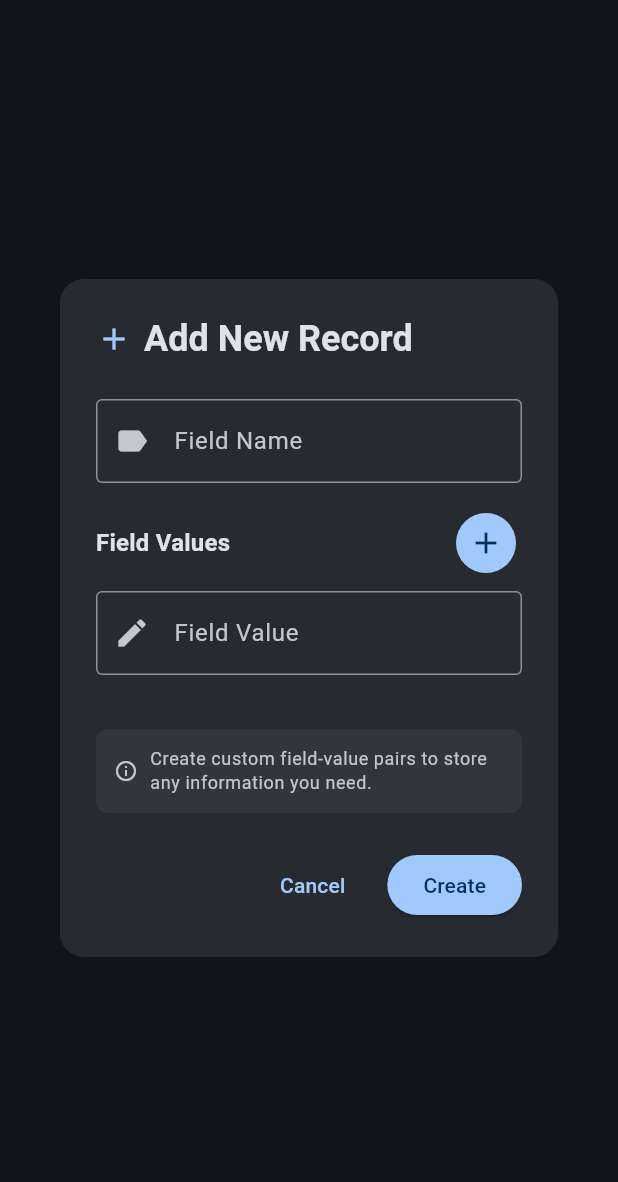
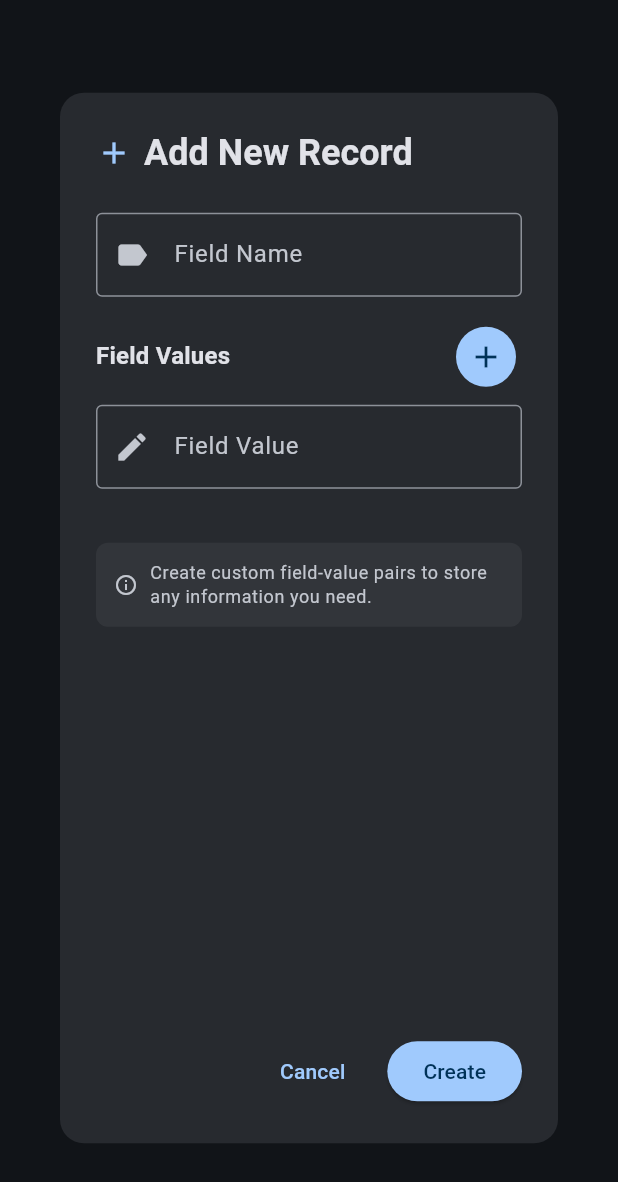
Before and after one commit to ananyaakamat/my-records-flutter-app, a Flutter app: the AddRecordDialog widget shown alone on an empty page, opened directly with empty values, on a phone screen of 412 x 824 dp. Shown: the top 1182 px of the screen. Run offline on Flutter 3.47's test engine with Material 3 defaults, Android fonts, the phone set to English and light mode, and no system bars; our stand-ins replace flutter_riverpod, flutter_secure_storage, local_auth, share_plus, shared_preferences, sqflite; missing offline and left inert: encrypt, workmanager; accounts and stored records are empty.

Commit message:
Fix field values visibility in Add/Edit Record dialog - resolve bottom cutoff issue
Problem Fixed:
- Field values near bottom of screen were getting partially hidden
- Help text and action buttons were not fully visible
- Dialog height constraint was too restrictive causing content overflow

Solution Implemented:
- Increased dialog max height from 70% to 85% of screen height
- Restructured layout with fixed title/buttons and scrollable content area
- Used Column with Expanded widget for proper space allocation
- Title stays fixed at top, buttons stay fixed at bottom
- Content area between title and buttons is fully scrollable
- Maintained ReorderableListView functionality for drag-and-drop
- All field values now remain fully visible and accessible

UI Layout Changes:
- Fixed header: Title row stays at top
- Scrollable middle: Field name + field values + help text scroll together
- Fixed footer: Cancel/Update buttons stay at bottom
- Proper scroll physics ensure all content is reachable

References issue shown in requirements/3.png - all field values now fully accessible.

```diff
--- a/lib/features/records/presentation/add_record_dialog.dart
+++ b/lib/features/records/presentation/add_record_dialog.dart
@@ -95,18 +95,15 @@ class _AddRecordDialogState extends ConsumerState<AddRecordDialog> {
       child: ConstrainedBox(
         constraints: BoxConstraints(
           maxWidth: 400,
-          maxHeight: MediaQuery.of(context).size.height * 0.7,
+          maxHeight: MediaQuery.of(context).size.height * 0.85,
         ),
         child: Container(
           padding: const EdgeInsets.all(24),
           child: Form(
             key: _formKey,
-            child: SingleChildScrollView(
             child: Column(
-                mainAxisSize: MainAxisSize.min,
-                crossAxisAlignment: CrossAxisAlignment.start,
               children: [
-                  // Title
+                // Title - Fixed at top
                 Row(
                   children: [
                     Icon(
@@ -117,10 +114,8 @@ class _AddRecordDialogState extends ConsumerState<AddRecordDialog> {
                     Expanded(
                       child: Text(
                         isEditing ? 'Edit Record' : 'Add New Record',
-                          style: Theme.of(context)
-                              .textTheme
-                              .headlineSmall
-                              ?.copyWith(
+                        style:
+                            Theme.of(context).textTheme.headlineSmall?.copyWith(
                                   fontWeight: FontWeight.bold,
                                 ),
                       ),
@@ -129,6 +124,12 @@ class _AddRecordDialogState extends ConsumerState<AddRecordDialog> {
                 ),
                 const SizedBox(height: 24),
 
+                // Scrollable content
+                Expanded(
+                  child: SingleChildScrollView(
+                    child: Column(
+                      crossAxisAlignment: CrossAxisAlignment.start,
+                      children: [
                         // Field Name Input
                         TextFormField(
                           controller: _fieldNameController,
@@ -153,8 +154,10 @@ class _AddRecordDialogState extends ConsumerState<AddRecordDialog> {
                           children: [
                             Text(
                               'Field Values',
-                        style:
-                            Theme.of(context).textTheme.titleMedium?.copyWith(
+                              style: Theme.of(context)
+                                  .textTheme
+                                  .titleMedium
+                                  ?.copyWith(
                                     fontWeight: FontWeight.w600,
                                   ),
                             ),
@@ -175,11 +178,9 @@ class _AddRecordDialogState extends ConsumerState<AddRecordDialog> {
                         ),
                         const SizedBox(height: 8),
 
-                  // Field Value Inputs - Use ReorderableListView when multiple values
-                  _fieldValueControllers.length > 1
-                      ? SizedBox(
-                          height: _fieldValueControllers.length * 80.0,
-                          child: ReorderableListView.builder(
+                        // Field Value Inputs - Scrollable with proper reordering
+                        if (_fieldValueControllers.length > 1)
+                          ReorderableListView.builder(
                             shrinkWrap: true,
                             physics: const NeverScrollableScrollPhysics(),
                             onReorder: _onReorder,
@@ -240,9 +241,9 @@ class _AddRecordDialogState extends ConsumerState<AddRecordDialog> {
                                 ),
                               );
                             },
-                          ),
                           )
-                      : Padding(
+                        else
+                          Padding(
                             padding: const EdgeInsets.only(bottom: 12.0),
                             child: TextFormField(
                               controller: _fieldValueControllers[0],
@@ -262,14 +263,16 @@ class _AddRecordDialogState extends ConsumerState<AddRecordDialog> {
                               },
                             ),
                           ),
+
                         const SizedBox(height: 24),
 
                         // Help Text
                         Container(
                           padding: const EdgeInsets.all(12),
                           decoration: BoxDecoration(
-                      color:
-                          Theme.of(context).colorScheme.surfaceContainerHighest,
+                            color: Theme.of(context)
+                                .colorScheme
+                                .surfaceContainerHighest,
                             borderRadius: BorderRadius.circular(8),
                           ),
                           child: Row(
@@ -277,7 +280,9 @@ class _AddRecordDialogState extends ConsumerState<AddRecordDialog> {
                               Icon(
                                 Icons.info_outline,
                                 size: 16,
-                          color: Theme.of(context).colorScheme.onSurfaceVariant,
+                                color: Theme.of(context)
+                                    .colorScheme
+                                    .onSurfaceVariant,
                               ),
                               const SizedBox(width: 8),
                               Expanded(
@@ -285,8 +290,10 @@ class _AddRecordDialogState extends ConsumerState<AddRecordDialog> {
                                   _fieldValueControllers.length > 1
                                       ? 'Create custom field-value pairs to store any information you need. Use the drag handle (≡) to reorder multiple values.'
                                       : 'Create custom field-value pairs to store any information you need.',
-                            style:
-                                Theme.of(context).textTheme.bodySmall?.copyWith(
+                                  style: Theme.of(context)
+                                      .textTheme
+                                      .bodySmall
+                                      ?.copyWith(
                                         color: Theme.of(context)
                                             .colorScheme
                                             .onSurfaceVariant,
@@ -296,9 +303,14 @@ class _AddRecordDialogState extends ConsumerState<AddRecordDialog> {
                             ],
                           ),
                         ),
+                      ],
+                    ),
+                  ),
+                ),
+
                 const SizedBox(height: 24),
 
-                  // Buttons
+                // Buttons - Fixed at bottom
                 Row(
                   mainAxisAlignment: MainAxisAlignment.end,
                   children: [
@@ -310,8 +322,7 @@ class _AddRecordDialogState extends ConsumerState<AddRecordDialog> {
                     ElevatedButton(
                       onPressed: _saveRecord,
                       style: ElevatedButton.styleFrom(
-                          backgroundColor:
-                              Theme.of(context).colorScheme.primary,
+                        backgroundColor: Theme.of(context).colorScheme.primary,
                         foregroundColor:
                             Theme.of(context).colorScheme.onPrimary,
                       ),
@@ -320,7 +331,6 @@ class _AddRecordDialogState extends ConsumerState<AddRecordDialog> {
                   ],
                 ),
               ],
-              ),
             ),
           ),
         ),
```
Also changed, not shown: requirements/3.PNG (added). Lines whose indentation alone changed are shown as unchanged.
